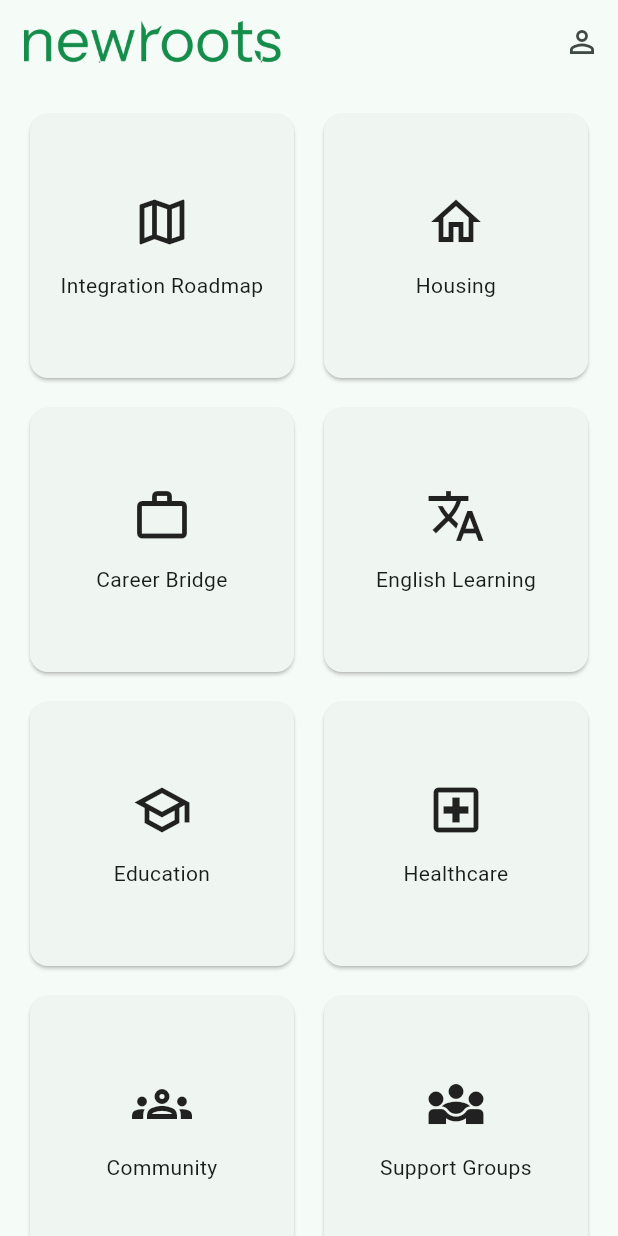
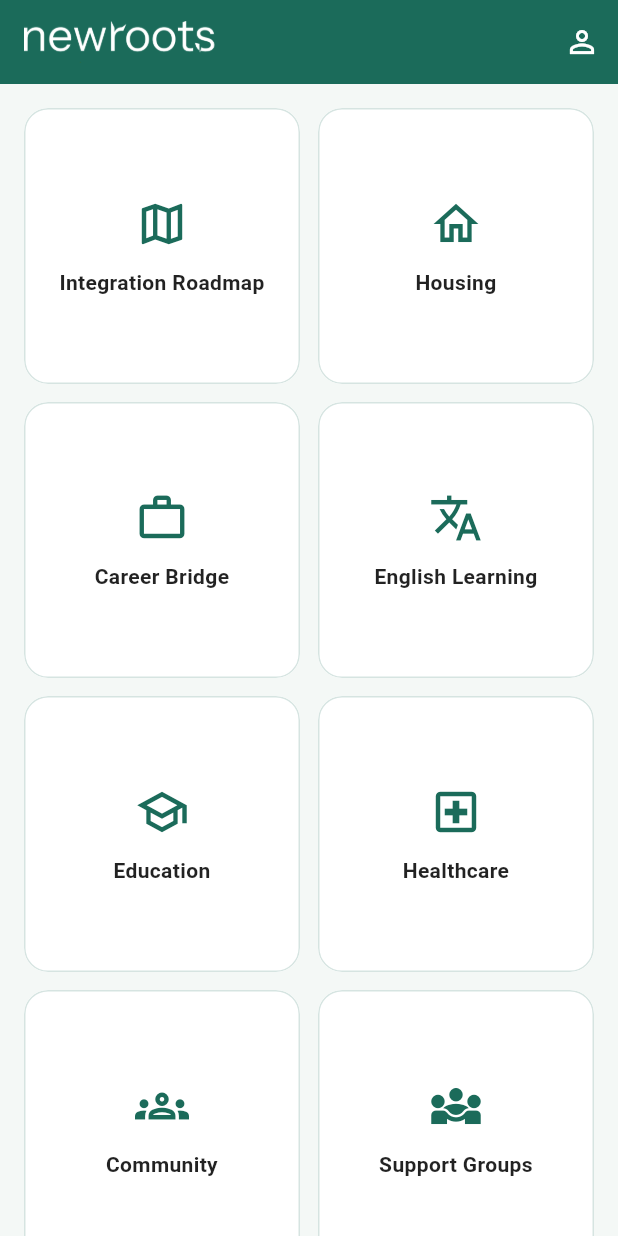
Before and after one commit to yunhanluo/newroots, a Flutter app: the screen it shows once a user with an empty profile is signed in, on a phone screen of 412 x 824 dp. Run offline on Flutter 3.47's test engine with Material 3 defaults, Android fonts, the light colour scheme and no system bars; our stand-ins replace firebase_auth, firebase_core, flutter_riverpod, go_router; missing offline and left inert: firebase_app_check; accounts and stored records are empty.

Commit message:
UI change

```diff
--- a/lib/features/home/presentation/home_screen.dart
+++ b/lib/features/home/presentation/home_screen.dart
@@ -2,11 +2,14 @@ import 'package:flutter/material.dart';
 import 'package:go_router/go_router.dart';
 
 import '../../../core/router/app_router.dart';
+import '../../auth/presentation/widgets/auth_widgets.dart';
 
 /// Home dashboard: entry point to all navigators (see DESIGN_PLAN.md §4).
-/// PLACEHOLDER: static grid of feature cards.
 class HomeScreen extends StatelessWidget {
   const HomeScreen({super.key});
+
+  static const _cardBg = Colors.white;
+  static const _pageBg = Color(0xFFF4F8F6);
 
   static const _features = <_FeatureEntry>[
     _FeatureEntry('Integration Roadmap', Icons.map_outlined, Routes.roadmap),
@@ -24,15 +27,21 @@ class HomeScreen extends StatelessWidget {
   @override
   Widget build(BuildContext context) {
     return Scaffold(
+      backgroundColor: _pageBg,
       appBar: AppBar(
+        backgroundColor: const Color(0xFF1B6B5A),
+        surfaceTintColor: Colors.transparent,
+        scrolledUnderElevation: 0,
+        elevation: 0,
+        foregroundColor: Colors.white,
         title: Image.asset(
-          'assets/images/logo.png',
+          'assets/images/logo_white.png',
           height: 28,
           fit: BoxFit.contain,
         ),
         actions: [
           IconButton(
-            icon: const Icon(Icons.person_outline),
+            icon: const Icon(Icons.person_outline, color: Colors.white),
             onPressed: () => context.goNamed(Routes.profile),
           ),
         ],
@@ -44,17 +53,38 @@ class HomeScreen extends StatelessWidget {
         crossAxisSpacing: 12,
         children: [
           for (final f in _features)
-            Card(
+            Material(
+              color: _cardBg,
+              elevation: 0,
+              shape: RoundedRectangleBorder(
+                borderRadius: BorderRadius.circular(16),
+                side: BorderSide(color: kBrandGreen.withValues(alpha: 0.18)),
+              ),
+              clipBehavior: Clip.antiAlias,
               child: InkWell(
                 onTap: () => context.goNamed(f.route),
+                splashColor: kBrandGreen.withValues(alpha: 0.08),
+                highlightColor: kBrandGreen.withValues(alpha: 0.04),
                 child: Padding(
-                  padding: const EdgeInsets.all(16),
+                  padding: const EdgeInsets.symmetric(
+                    horizontal: 12,
+                    vertical: 20,
+                  ),
                   child: Column(
                     mainAxisAlignment: MainAxisAlignment.center,
                     children: [
-                      Icon(f.icon, size: 40),
+                      Icon(f.icon, size: 36, color: kBrandGreen),
                       const SizedBox(height: 12),
-                      Text(f.label, textAlign: TextAlign.center),
+                      Text(
+                        f.label,
+                        textAlign: TextAlign.center,
+                        style: const TextStyle(
+                          color: Colors.black87,
+                          fontSize: 14,
+                          fontWeight: FontWeight.w600,
+                          height: 1.25,
+                        ),
+                      ),
                     ],
                   ),
                 ),
```
Also changed, not shown: assets/images/logo_white.png (added).
